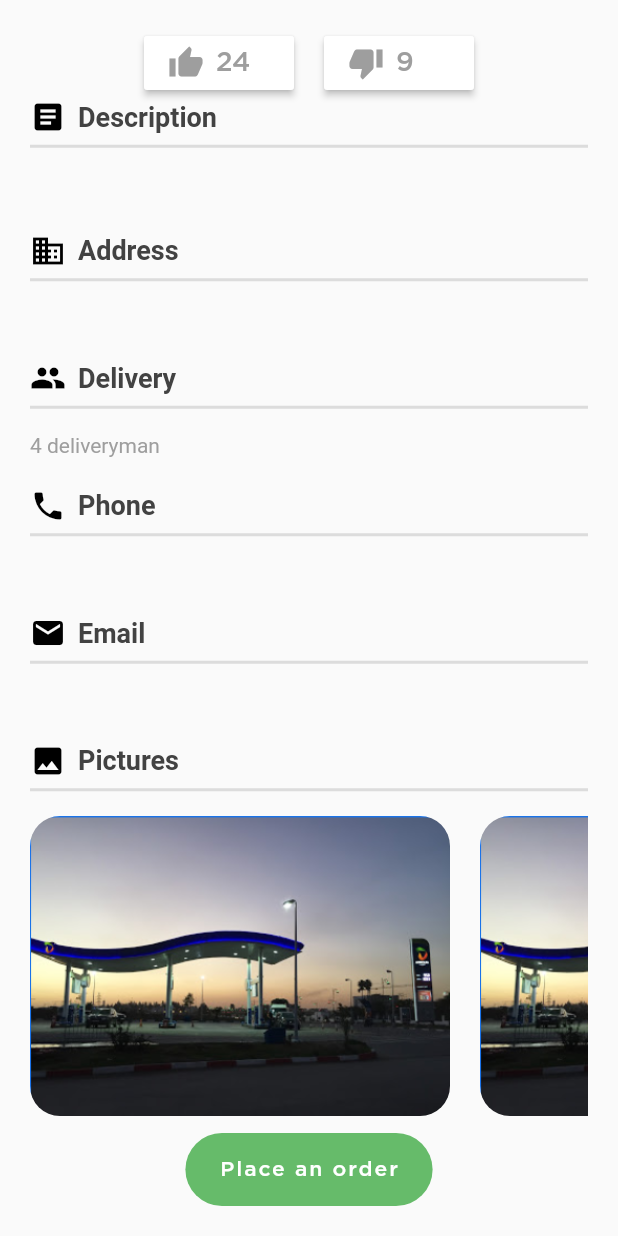
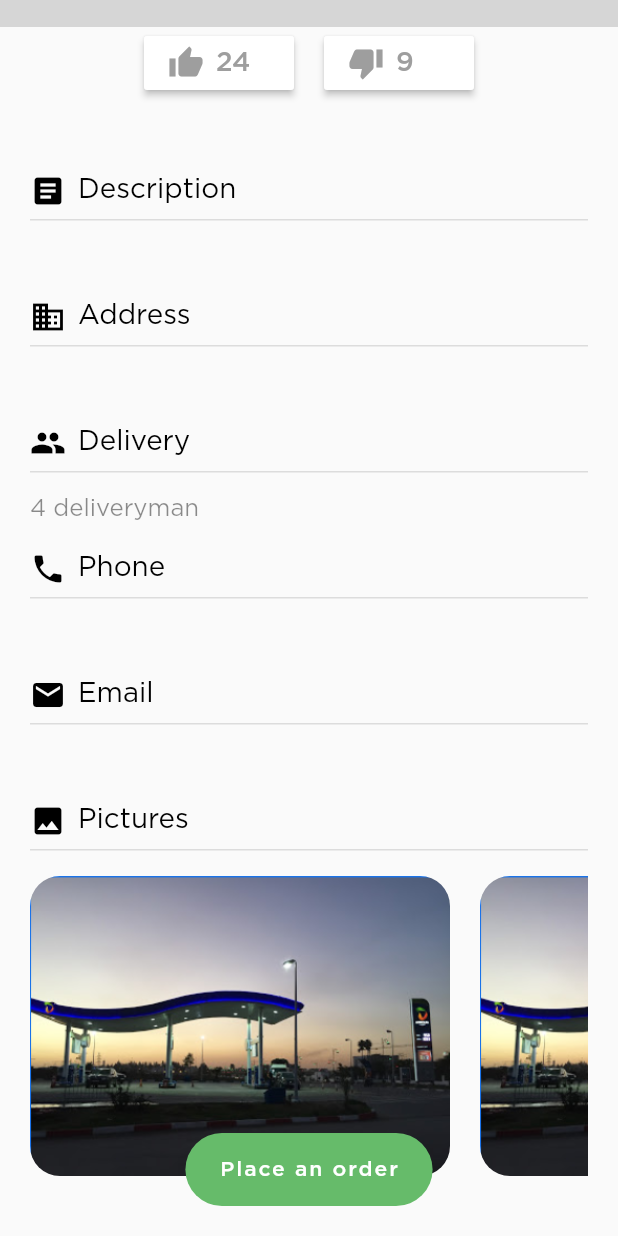
Before and after one commit to feul-delivery/flutter-app, a Flutter app: the StationProfilCl screen opened directly with empty values, scrolled down 182 dp, on a phone screen of 412 x 824 dp. Run offline on Flutter 3.47's test engine with Material 2 defaults, Android fonts, the phone set to English and light mode, and no system bars; our stand-ins replace cached_network_image, cloud_firestore, firebase_auth, firebase_storage, flutter_colorpicker, flutter_spinkit and 6 more; accounts and stored records are empty; statements that could not run were skipped; grey boxes are pictures that could not be loaded.

Commit message:
more editing in client side

```diff
--- a/lib/pages/client/bbar_cl.dart
+++ b/lib/pages/client/bbar_cl.dart
@@ -1,4 +1,5 @@
 import 'package:FD_flutter/pages/client/profile_cl.dart';
+import 'package:FD_flutter/shared/text_styles.dart';
 import 'package:flutter/material.dart';
 import 'package:page_transition/page_transition.dart';
 import 'explore_cl.dart';
@@ -139,7 +140,10 @@ class _TitledBottomNavigationBarState extends State<TitledBottomNavigationBar>
             opacity: isSelected ? 0.0 : 1.0,
             duration: duration,
             curve: Curves.linear,
-            child: Text(item.title),
+            child: Text(
+              item.title,
+              style: pageTitle,
+            ),
           ),
           AnimatedAlign(
             duration: duration,
--- a/lib/pages/client/settings_cl.dart
+++ b/lib/pages/client/settings_cl.dart
@@ -19,6 +19,11 @@ class _SettingsClState extends State<SettingsCl> {
             "Settings",
             style: pageTitle,
           ),
+          leading: IconButton(
+              icon: Icon(Icons.arrow_back_ios),
+              onPressed: () {
+                Navigator.pop(context);
+              }),
           centerTitle: true,
           backgroundColor: Colors.black,
           elevation: 1,
--- a/lib/pages/client/station_cl.dart
+++ b/lib/pages/client/station_cl.dart
@@ -1,6 +1,7 @@
 import 'package:FD_flutter/shared/FadeAnimation.dart';
 import 'package:FD_flutter/shared/text_styles.dart';
 import 'package:FD_flutter/pages/client/commanderPages/cmd_client.dart';
+import 'package:cached_network_image/cached_network_image.dart';
 import 'package:cloud_firestore/cloud_firestore.dart';
 import 'package:flutter/material.dart';
 
@@ -28,42 +29,48 @@ class _StationProfilClState extends State<StationProfilCl> {
           CustomScrollView(
             slivers: <Widget>[
               SliverAppBar(
+                leading: IconButton(
+                    icon: Icon(Icons.arrow_back_ios),
+                    onPressed: () {
+                      Navigator.pop(context);
+                    }),
                 expandedHeight: 200,
                 backgroundColor: Theme.of(context).scaffoldBackgroundColor,
                 flexibleSpace: FlexibleSpaceBar(
                     collapseMode: CollapseMode.pin,
-                  background: Container(
+                    background: doc.data['photoURL'] == null
+                        ? Container(
                             decoration: BoxDecoration(
                                 image: DecorationImage(
                                     image: AssetImage('assets/s4.png'),
                                     fit: BoxFit.cover)),
-                    child: Container(
-                      child: Padding(
-                        padding: EdgeInsets.all(10),
-                        child: Column(
-                          crossAxisAlignment: CrossAxisAlignment.start,
-                          mainAxisAlignment: MainAxisAlignment.end,
-                          children: <Widget>[
-                            FadeAnimation(
-                                1,
-                                Text(
-                                  doc['titre'],
-                                  style: TextStyle(
-                                    color: Colors.white,
-                                    fontFamily: 'Gotham',
-                                    fontSize: 25,
-                                    fontWeight: FontWeight.w500,
+                            child: Container(),
+                          )
+                        : CachedNetworkImage(
+                            imageUrl: doc.data['photoURL'],
+                            imageBuilder: (context, imageProvider) => Container(
+                              decoration: BoxDecoration(
+                                  image: DecorationImage(
+                                      image: imageProvider, fit: BoxFit.cover)),
+                              child: Container(),
                             ),
-                                )),
-                            SizedBox(
-                              height: 10,
-                            ),
-                          ],
+                            placeholder: (context, url) => Container(
+                              height: 200,
+                              child: Center(
+                                child: CircularProgressIndicator(
+                                  backgroundColor: Colors.black,
+                                  valueColor: new AlwaysStoppedAnimation<Color>(
+                                      Colors.white),
                                 ),
                               ),
                             ),
+                            errorWidget: (context, url, error) => Container(
+                              height: 200,
+                              child: Center(
+                                child: Icon(Icons.error, color: Colors.black),
                               ),
                             ),
+                          )),
               ),
               SliverList(
                 delegate: SliverChildListDelegate([
@@ -80,7 +87,7 @@ class _StationProfilClState extends State<StationProfilCl> {
                             mainAxisAlignment: MainAxisAlignment.center,
                             children: [
                               FadeAnimation(
-                                1.2,
+                                0.2,
                                 Container(
                                   width: 100,
                                   child: RaisedButton(
@@ -117,7 +124,7 @@ class _StationProfilClState extends State<StationProfilCl> {
                                 width: 20,
                               ),
                               FadeAnimation(
-                                  1.2,
+                                  0.2,
                                   Container(
                                     width: 100,
                                     child: RaisedButton(
@@ -147,7 +154,30 @@ class _StationProfilClState extends State<StationProfilCl> {
                                   )),
                             ]),
                         FadeAnimation(
-                          1.2,
+                          0.2,
+                          Padding(
+                            padding: EdgeInsets.all(10),
+                            child: Column(
+                              crossAxisAlignment: CrossAxisAlignment.start,
+                              mainAxisAlignment: MainAxisAlignment.end,
+                              children: <Widget>[
+                                FadeAnimation(
+                                    1,
+                                    Center(
+                                      child: Text(
+                                        doc['titre'],
+                                        style: titleStyle,
+                                      ),
+                                    )),
+                                SizedBox(
+                                  height: 10,
+                                ),
+                              ],
+                            ),
+                          ),
+                        ),
+                        FadeAnimation(
+                          0.2,
                           Row(
                             children: [
                               Icon(
@@ -159,35 +189,32 @@ class _StationProfilClState extends State<StationProfilCl> {
                               ),
                               Text(
                                 "Description",
-                                style: TextStyle(
-                                    color: Colors.grey[800],
-                                    fontSize: 18,
-                                    fontWeight: FontWeight.bold),
+                                style: tileTitleStyle,
                               ),
                             ],
                           ),
                         ),
                         Divider(
                           height: 15,
-                          thickness: 2,
+                          thickness: 1,
                         ),
                         SizedBox(
                           height: 10,
                         ),
                         FadeAnimation(
-                            1.2,
+                            0.2,
                             Text(
                               doc['description'],
-                              style: TextStyle(color: Colors.grey, height: 1.4),
+                              style: smallTileGray,
                             )),
                         FadeAnimation(
-                          1.2,
+                          0.2,
                           SizedBox(
                             height: 20,
                           ),
                         ),
                         FadeAnimation(
-                          1.2,
+                          0.2,
                           Row(
                             children: [
                               Icon(
@@ -199,32 +226,29 @@ class _StationProfilClState extends State<StationProfilCl> {
                               ),
                               Text(
                                 "Address",
-                                style: TextStyle(
-                                    color: Colors.grey[800],
-                                    fontSize: 18,
-                                    fontWeight: FontWeight.bold),
+                                style: tileTitleStyle,
                               ),
                             ],
                           ),
                         ),
                         Divider(
                           height: 15,
-                          thickness: 2,
+                          thickness: 1,
                         ),
                         SizedBox(
                           height: 10,
                         ),
                         FadeAnimation(
-                            1.2,
+                            0.2,
                             Text(
                               doc['adresse'],
-                              style: TextStyle(color: Colors.grey),
+                              style: smallTileGray,
                             )),
                         SizedBox(
                           height: 20,
                         ),
                         FadeAnimation(
-                          1.2,
+                          0.2,
                           Row(
                             children: [
                               Icon(
@@ -236,32 +260,29 @@ class _StationProfilClState extends State<StationProfilCl> {
                               ),
                               Text(
                                 "Delivery",
-                                style: TextStyle(
-                                    color: Colors.grey[800],
-                                    fontSize: 18,
-                                    fontWeight: FontWeight.bold),
+                                style: tileTitleStyle,
                               ),
                             ],
                           ),
                         ),
                         Divider(
                           height: 15,
-                          thickness: 2,
+                          thickness: 1,
                         ),
                         SizedBox(
                           height: 10,
                         ),
                         FadeAnimation(
-                            1.2,
+                            0.2,
                             Text(
                               "4 deliveryman",
-                              style: TextStyle(color: Colors.grey),
+                              style: smallTileGray,
                             )),
                         SizedBox(
                           height: 20,
                         ),
                         FadeAnimation(
-                          1.2,
+                          0.2,
                           Row(
                             children: [
                               Icon(
@@ -273,32 +294,29 @@ class _StationProfilClState extends State<StationProfilCl> {
                               ),
                               Text(
                                 "Phone",
-                                style: TextStyle(
-                                    color: Colors.grey[800],
-                                    fontSize: 18,
-                                    fontWeight: FontWeight.bold),
+                                style: tileTitleStyle,
                               ),
                             ],
                           ),
                         ),
                         Divider(
                           height: 15,
-                          thickness: 2,
+                          thickness: 1,
                         ),
                         SizedBox(
                           height: 10,
                         ),
                         FadeAnimation(
-                            1.2,
+                            0.2,
                             Text(
-                              doc['adresse'],
-                              style: TextStyle(color: Colors.grey),
+                              doc['tele'],
+                              style: smallTileGray,
                             )),
                         SizedBox(
                           height: 20,
                         ),
                         FadeAnimation(
-                          1.2,
+                          0.2,
                           Row(
                             children: [
                               Icon(
@@ -310,32 +328,29 @@ class _StationProfilClState extends State<StationProfilCl> {
                               ),
                               Text(
                                 "Email",
-                                style: TextStyle(
-                                    color: Colors.grey[800],
-                                    fontSize: 18,
-                                    fontWeight: FontWeight.bold),
+                                style: tileTitleStyle,
                               ),
                             ],
                           ),
                         ),
                         Divider(
                           height: 15,
-                          thickness: 2,
+                          thickness: 1,
                         ),
                         SizedBox(
                           height: 10,
                         ),
                         FadeAnimation(
-                            1.2,
+                            0.2,
                             Text(
                               doc['email'],
-                              style: TextStyle(color: Colors.grey),
+                              style: smallTileGray,
                             )),
                         SizedBox(
                           height: 20,
                         ),
                         FadeAnimation(
-                          1.2,
+                          0.2,
                           Row(
                             children: [
                               Icon(
@@ -347,17 +362,14 @@ class _StationProfilClState extends State<StationProfilCl> {
                               ),
                               Text(
                                 "Pictures",
-                                style: TextStyle(
-                                    color: Colors.grey[800],
-                                    fontSize: 18,
-                                    fontWeight: FontWeight.bold),
+                                style: tileTitleStyle,
                               ),
                             ],
                           ),
                         ),
                         Divider(
                           height: 15,
-                          thickness: 2,
+                          thickness: 1,
                         ),
                         SizedBox(
                           height: 10,
```
Also changed, not shown: lib/pages/client/commande_cl.dart (+7 -1 lines), lib/pages/client/commandes_cl.dart (+7 -11 lines), lib/pages/client/favoris_cl.dart (+9 -10 lines), lib/pages/client/profile_cl.dart (+25 -15 lines). Lines whose indentation alone changed are shown as unchanged.
